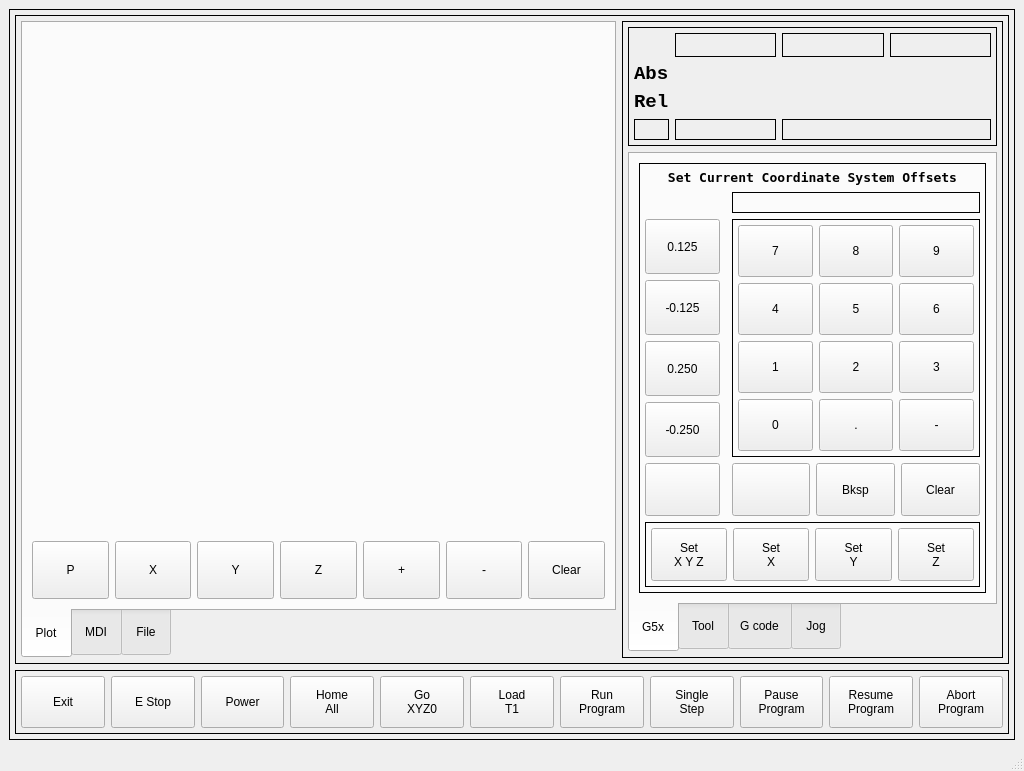
First picture: the form in mill_touch/ui/mainwindow.ui, repository jethornton/mill_touch, before the edit.
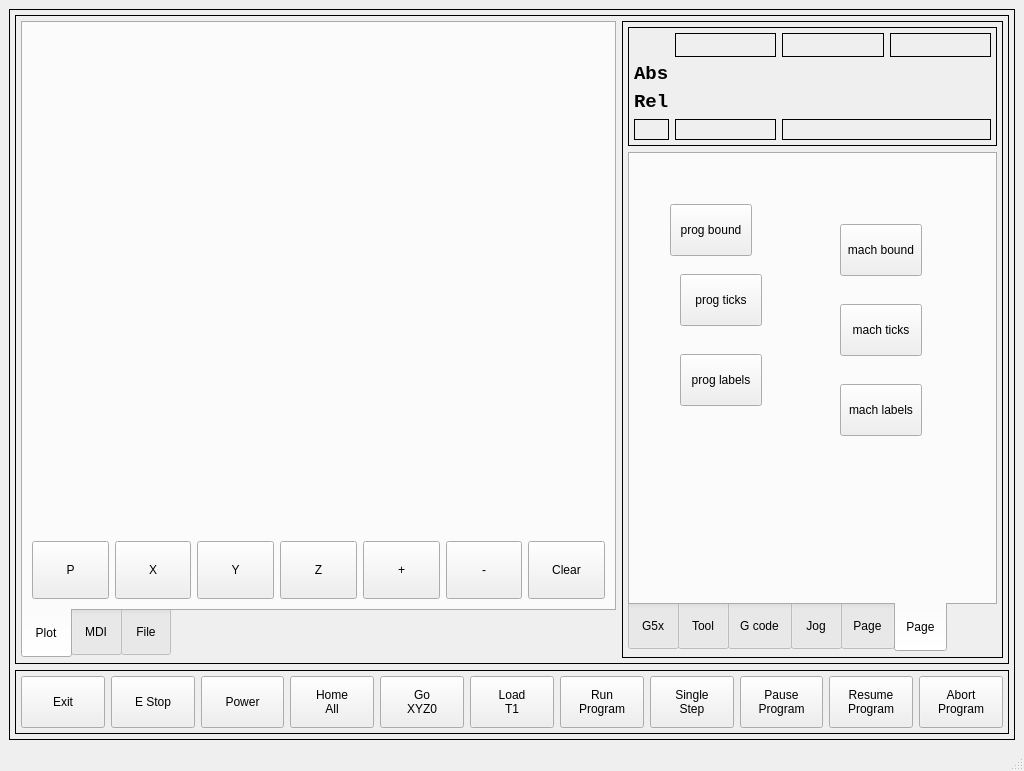
Second picture: the form after the edit. Custom widgets are drawn as their Qt base class.

Commit message: add test vcp buttons

```diff
--- a/mill_touch/ui/mainwindow.ui
+++ b/mill_touch/ui/mainwindow.ui
@@ -1000,7 +1000,7 @@
                 <enum>QTabWidget::South</enum>
                </property>
                <property name="currentIndex">
-                <number>0</number>
+                <number>5</number>
                </property>
                <widget class="QWidget" name="tab_5">
                 <attribute name="title">
@@ -1790,6 +1790,106 @@
                  </item>
                 </layout>
                </widget>
+               <widget class="QWidget" name="tab_3">
+                <attribute name="title">
+                 <string>Page</string>
+                </attribute>
+                <layout class="QGridLayout" name="gridLayout_15">
+                 <item row="0" column="0">
+                  <widget class="VCPFrame" name="vcpframe">
+                   <property name="frameShape">
+                    <enum>QFrame::Box</enum>
+                   </property>
+                   <property name="rules" stdset="0">
+                    <string>[{&quot;channels&quot;: [{&quot;url&quot;: &quot;status:tool_in_spindle&quot;, &quot;trigger&quot;: true}], &quot;property&quot;: &quot;Enable&quot;, &quot;expression&quot;: &quot;ch[0] &gt; 0&quot;, &quot;name&quot;: &quot;Tool Loaded&quot;}]</string>
+                   </property>
+                  </widget>
+                 </item>
+                </layout>
+               </widget>
+               <widget class="QWidget" name="tab_8">
+                <attribute name="title">
+                 <string>Page</string>
+                </attribute>
+                <widget class="QPushButton" name="progBound">
+                 <property name="geometry">
+                  <rect>
+                   <x>40</x>
+                   <y>50</y>
+                   <width>82</width>
+                   <height>52</height>
+                  </rect>
+                 </property>
+                 <property name="text">
+                  <string>prog bound</string>
+                 </property>
+                </widget>
+                <widget class="QPushButton" name="machLabels">
+                 <property name="geometry">
+                  <rect>
+                   <x>210</x>
+                   <y>230</y>
+                   <width>82</width>
+                   <height>52</height>
+                  </rect>
+                 </property>
+                 <property name="text">
+                  <string>mach labels</string>
+                 </property>
+                </widget>
+                <widget class="QPushButton" name="progLabels">
+                 <property name="geometry">
+                  <rect>
+                   <x>50</x>
+                   <y>200</y>
+                   <width>82</width>
+                   <height>52</height>
+                  </rect>
+                 </property>
+                 <property name="text">
+                  <string>prog labels</string>
+                 </property>
+                </widget>
+                <widget class="QPushButton" name="progTicks">
+                 <property name="geometry">
+                  <rect>
+                   <x>50</x>
+                   <y>120</y>
+                   <width>82</width>
+                   <height>52</height>
+                  </rect>
+                 </property>
+                 <property name="text">
+                  <string>prog ticks</string>
+                 </property>
+                </widget>
+                <widget class="QPushButton" name="machTicks">
+                 <property name="geometry">
+                  <rect>
+                   <x>210</x>
+                   <y>150</y>
+                   <width>82</width>
+                   <height>52</height>
+                  </rect>
+                 </property>
+                 <property name="text">
+                  <string>mach ticks</string>
+                 </property>
+                </widget>
+                <widget class="QPushButton" name="machBound">
+                 <property name="geometry">
+                  <rect>
+                   <x>210</x>
+                   <y>70</y>
+                   <width>82</width>
+                   <height>52</height>
+                  </rect>
+                 </property>
+                 <property name="text">
+                  <string>mach bound</string>
+                 </property>
+                </widget>
+               </widget>
               </widget>
              </item>
             </layout>
@@ -1983,6 +2083,12 @@
   </action>
  </widget>
  <customwidgets>
+  <customwidget>
+   <class>VCPFrame</class>
+   <extends>QFrame</extends>
+   <header>qtpyvcp.widgets.containers.frame</header>
+   <container>1</container>
+  </customwidget>
   <customwidget>
    <class>GcodeEditor</class>
    <extends>QFrame</extends>
```
Left out of the diff: 100 changed lines with no effect on the pictures.
